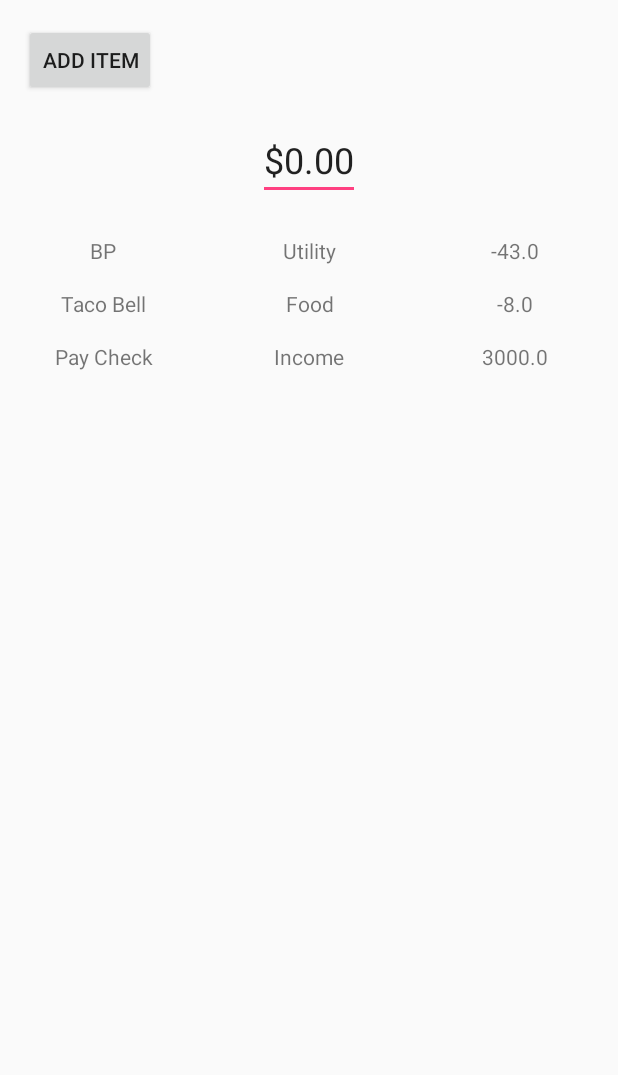
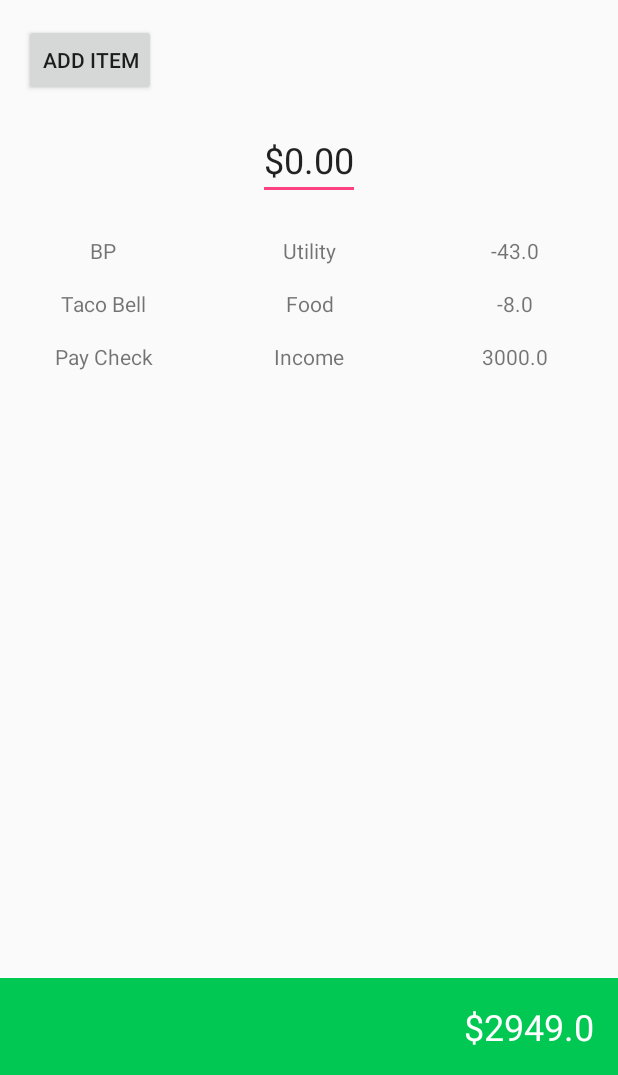
Before and after one commit to jeffchang5/Android-Workshop, an Android app: the screen it shows after launch (MainActivity), on a phone screen of 412 x 824 dp, the part 161-1236 px from its top. Run offline under Robolectric (Android 15) with nearby library versions, the phone set to English and light mode, and no system bars.

Commit message:
Summing up total expenses in TextView

```diff
--- a/Budget/app/src/main/java/io/jeffchang/budget/MainActivity.java
+++ b/Budget/app/src/main/java/io/jeffchang/budget/MainActivity.java
@@ -3,12 +3,14 @@ package io.jeffchang.budget;
 import android.content.Intent;
 import android.os.Bundle;
 import android.support.annotation.Nullable;
+import android.support.v4.content.ContextCompat;
 import android.support.v7.app.AppCompatActivity;
 import android.support.v7.widget.LinearLayoutManager;
 import android.support.v7.widget.RecyclerView;
 import android.util.Log;
 import android.view.View;
 import android.widget.Button;
+import android.widget.TextView;
 
 import java.util.ArrayList;
 
@@ -21,15 +23,19 @@ public class MainActivity extends AppCompatActivity {
     public String TAG = MainActivity.class.getSimpleName();
 
     private BudgetListRecyclerViewAdapter adapter;
+    private TextView budgetTrackerTextView;
 
     @Override
     protected void onCreate(@Nullable Bundle savedInstanceState) {
         super.onCreate(savedInstanceState);
         setContentView(R.layout.activity_main);
 
+        budgetTrackerTextView = findViewById(R.id.activity_main_budget_tracker_view);
+
         setupRecyclerView();
 
         Button addButton = findViewById(R.id.activity_main_add_button);
+
         addButton.setOnClickListener(new View.OnClickListener() {
             @Override
             public void onClick(View v) {
@@ -66,10 +72,24 @@ public class MainActivity extends AppCompatActivity {
         adapter = new BudgetListRecyclerViewAdapter(
                 budgetItemArrayList
         );
+        setBudgetTrackerTextView(adapter.getSum());
+
         budgetRecyclerView.setLayoutManager(
                 new LinearLayoutManager(this)
         );
         budgetRecyclerView.setAdapter(adapter);
+    }
+
+
+    public void setBudgetTrackerTextView(float budget) {
+        int positiveGreenColor = ContextCompat.getColor(this, R.color.green);
+        int negativeRedColor = ContextCompat.getColor(this, R.color.red);
+
+        int backgroundColor = (budget >= 0) ? positiveGreenColor: negativeRedColor;
+        budgetTrackerTextView.setBackgroundColor(backgroundColor);
+
+        String budgetText = Float.toString(budget);
+        budgetTrackerTextView.setText("$" + budgetText);
     }
 
     @Override
@@ -85,7 +105,9 @@ public class MainActivity extends AppCompatActivity {
                         AddItemActivity.BUDGET_ITEM_EXTRA
                 );
                 Log.d(TAG, budgetItem.toString());
-                adapter.addBudgetItem(budgetItem);
+
+                float sum = adapter.addBudgetItem(budgetItem);
+                setBudgetTrackerTextView(sum);
             }
 
         }
--- a/Budget/app/src/main/java/io/jeffchang/budget/budgetlist/BudgetListRecyclerViewAdapter.java
+++ b/Budget/app/src/main/java/io/jeffchang/budget/budgetlist/BudgetListRecyclerViewAdapter.java
@@ -17,8 +17,14 @@ public class BudgetListRecyclerViewAdapter extends RecyclerView.Adapter<
 
     private ArrayList<BudgetItem> budgetItems;
 
+    float sum = 0;
+
     public BudgetListRecyclerViewAdapter(ArrayList<BudgetItem> budgetItems) {
         this.budgetItems = budgetItems;
+
+        for (int i = 0; i < budgetItems.size(); i++) {
+            sum += budgetItems.get(i).getAmount();
+        }
     }
 
     @NonNull
@@ -43,9 +49,17 @@ public class BudgetListRecyclerViewAdapter extends RecyclerView.Adapter<
         return budgetItems.size();
     }
 
-    public void addBudgetItem(BudgetItem budgetItem) {
+    public float getSum() {
+        return sum;
+    }
+
+    // Returns sum of all balances.
+    public float addBudgetItem(BudgetItem budgetItem) {
         budgetItems.add(budgetItem);
+        sum += budgetItem.getAmount();
+
         notifyDataSetChanged();
+        return sum;
     }
 
     class BudgetListViewHolder extends RecyclerView.ViewHolder {
--- a/Budget/app/src/main/res/layout/activity_add_item.xml
+++ b/Budget/app/src/main/res/layout/activity_add_item.xml
@@ -25,7 +25,7 @@
         android:id="@+id/activity_add_item_amount_text_view"
         android:layout_width="match_parent"
         android:layout_height="wrap_content"
-        android:inputType="numberDecimal"
+        android:inputType="numberSigned"
         android:layout_marginStart="16dp"
         android:layout_marginEnd="16dp"
         android:hint="Amount" />
```
